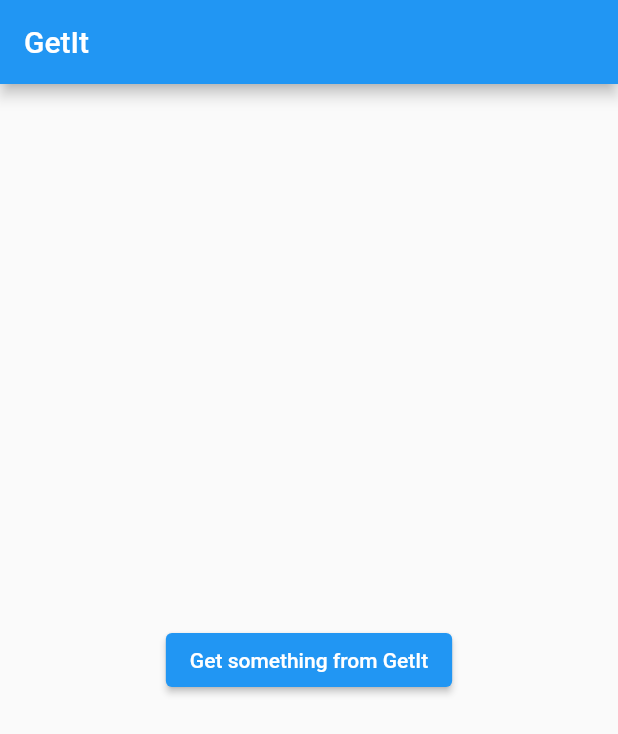
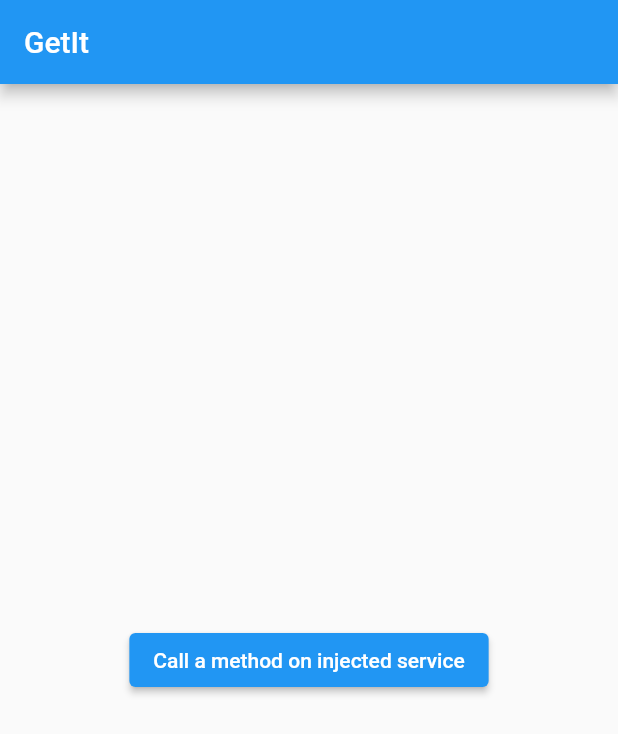
Before and after one commit to HKop/getit-issue, a Flutter app: the screen it shows after launch, on a phone screen of 412 x 824 dp. Shown: the top 734 px of the screen. Run offline on Flutter 3.47's test engine with Material 2 defaults, Android fonts, the phone set to English and light mode, and no system bars; our stand-ins replace flutter_secure_storage, get_it, injectable, shared_preferences.

Commit message:
Removed commented code

```diff
--- a/lib/injectable.init.dart
+++ b/lib/injectable.init.dart
@@ -14,9 +14,6 @@
 //Registering classes from lib_common
 @module
 abstract class LibCommonModule {
-  // @injectable
-  // ObjectParser get objectParser;
-
   @webEnv
   @Injectable(as: ISecureStorage)
   WebSecureStorage get webSecureStorage;
--- a/lib/main.dart
+++ b/lib/main.dart
@@ -27,10 +27,9 @@
             mainAxisAlignment: MainAxisAlignment.center,
             children: <Widget>[
               ElevatedButton(
-                child: Text('Get something from GetIt'),
+                child: Text('Call a method on injected service'),
                 onPressed: () => getIt<ObjectManager>().saveData(),
               ),
-              // Text(getIt<ObjectManager>().hello()),
             ],
           ),
         ),
```
Also changed, not shown: lib_common/lib/object_manager.service.dart (+1 -10 lines).
